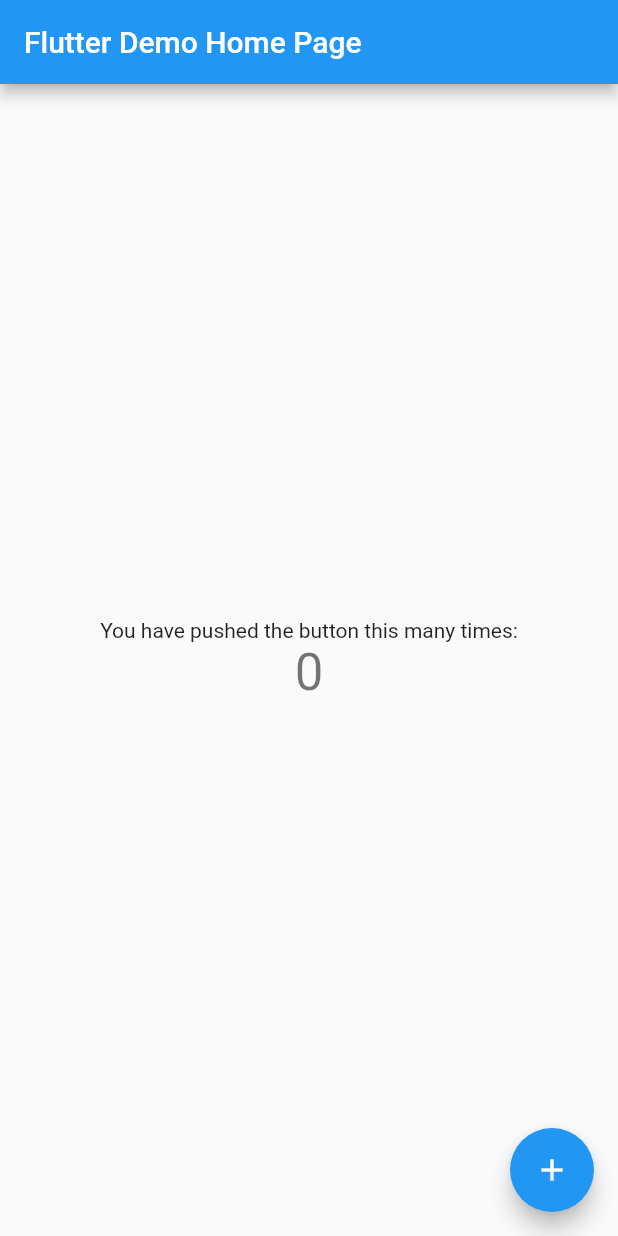
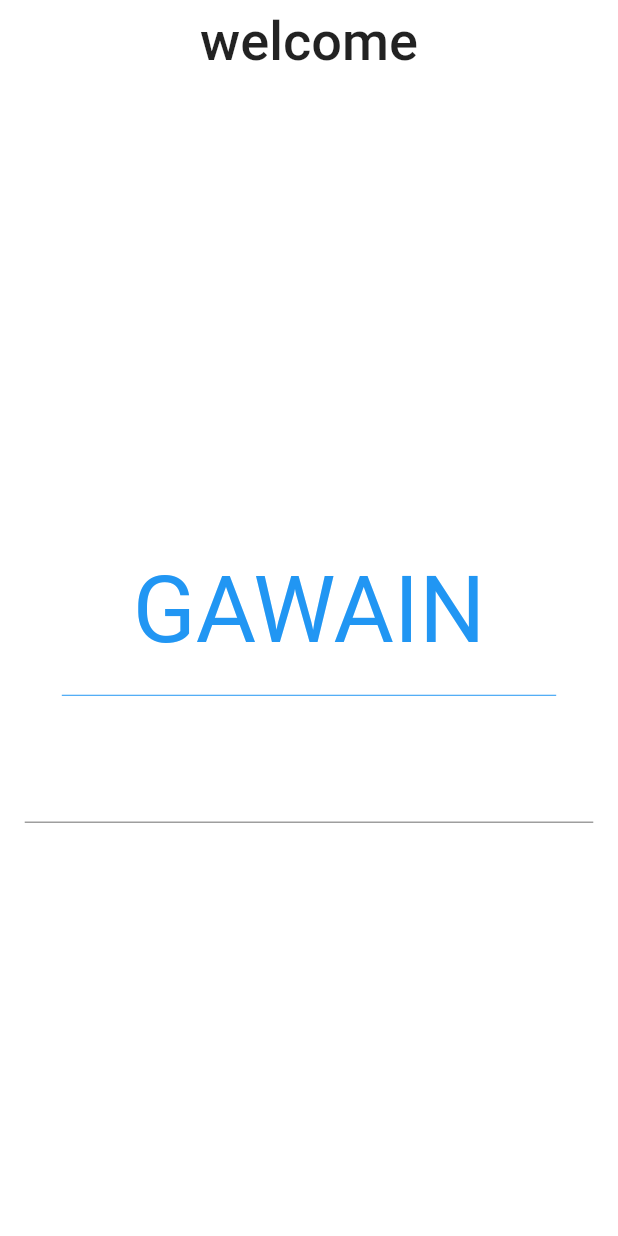
Before and after one commit to Damanotra/bangkitapps, a Flutter app: the screen it shows after launch, on a phone screen of 412 x 824 dp. Run offline on Flutter 3.47's test engine with Material 2 defaults, Android fonts, the phone set to English and light mode, and no system bars; our stand-ins replace get_it.

Commit message:
rebuild progress 1

```diff
--- a/lib/app.dart
+++ b/lib/app.dart
@@ -1,11 +1,28 @@
+import 'package:datingapps/router.dart';
 import 'package:flutter/material.dart';
 
-class DatingApps extends StatelessWidget {
-  // This widget is the root of your application.
+class DatingApps extends StatefulWidget {
+  @override
+  _DatingAppsState createState() => _DatingAppsState();
+}
+
+class _DatingAppsState extends State<DatingApps> {
+
+  @override
+  void initState() {
+    super.initState();
+  }
+
+  @override
+  void dispose() {
+    super.dispose();
+  }
+
   @override
   Widget build(BuildContext context) {
     return MaterialApp(
-      title: 'Flutter Demo',
+      title: 'DatingApps',
+      initialRoute: '/',
       theme: ThemeData(
         // This is the theme of your application.
         //
@@ -16,98 +33,24 @@ class DatingApps extends StatelessWidget {
         // or simply save your changes to "hot reload" in a Flutter IDE).
         // Notice that the counter didn't reset back to zero; the application
         // is not restarted.
-        primarySwatch: Colors.blue,
-        // This makes the visual density adapt to the platform that you run
-        // the app on. For desktop platforms, the controls will be smaller and
-        // closer together (more dense) than on mobile platforms.
-        visualDensity: VisualDensity.adaptivePlatformDensity,
+          primarySwatch: MaterialColor(0xFFFF9717,color),
+          primaryColor: Color(0xFFFF9717)
       ),
-      home: MyHomePage(title: 'Flutter Demo Home Page'),
+      onGenerateRoute: Router.generateRoute,
     );
   }
 }
 
-class MyHomePage extends StatefulWidget {
-  MyHomePage({Key key, this.title}) : super(key: key);
-
-  // This widget is the home page of your application. It is stateful, meaning
-  // that it has a State object (defined below) that contains fields that affect
-  // how it looks.
-
-  // This class is the configuration for the state. It holds the values (in this
-  // case the title) provided by the parent (in this case the App widget) and
-  // used by the build method of the State. Fields in a Widget subclass are
-  // always marked "final".
-
-  final String title;
-
-  @override
-  _MyHomePageState createState() => _MyHomePageState();
-}
-
-class _MyHomePageState extends State<MyHomePage> {
-  int _counter = 0;
-
-  void _incrementCounter() {
-    setState(() {
-      // This call to setState tells the Flutter framework that something has
-      // changed in this State, which causes it to rerun the build method below
-      // so that the display can reflect the updated values. If we changed
-      // _counter without calling setState(), then the build method would not be
-      // called again, and so nothing would appear to happen.
-      _counter++;
-    });
-  }
-
-  @override
-  Widget build(BuildContext context) {
-    // This method is rerun every time setState is called, for instance as done
-    // by the _incrementCounter method above.
-    //
-    // The Flutter framework has been optimized to make rerunning build methods
-    // fast, so that you can just rebuild anything that needs updating rather
-    // than having to individually change instances of widgets.
-    return Scaffold(
-      appBar: AppBar(
-        // Here we take the value from the MyHomePage object that was created by
-        // the App.build method, and use it to set our appbar title.
-        title: Text(widget.title),
-      ),
-      body: Center(
-        // Center is a layout widget. It takes a single child and positions it
-        // in the middle of the parent.
-        child: Column(
-          // Column is also a layout widget. It takes a list of children and
-          // arranges them vertically. By default, it sizes itself to fit its
-          // children horizontally, and tries to be as tall as its parent.
-          //
-          // Invoke "debug painting" (press "p" in the console, choose the
-          // "Toggle Debug Paint" action from the Flutter Inspector in Android
-          // Studio, or the "Toggle Debug Paint" command in Visual Studio Code)
-          // to see the wireframe for each widget.
-          //
-          // Column has various properties to control how it sizes itself and
-          // how it positions its children. Here we use mainAxisAlignment to
-          // center the children vertically; the main axis here is the vertical
-          // axis because Columns are vertical (the cross axis would be
-          // horizontal).
-          mainAxisAlignment: MainAxisAlignment.center,
-          children: <Widget>[
-            Text(
-              'You have pushed the button this many times:',
-            ),
-            Text(
-              '$_counter',
-              style: Theme.of(context).textTheme.headline4,
-            ),
-          ],
-        ),
-      ),
-      floatingActionButton: FloatingActionButton(
-        onPressed: _incrementCounter,
-        tooltip: 'Increment',
-        child: Icon(Icons.add),
-      ), // This trailing comma makes auto-formatting nicer for build methods.
-    );
-  }
-}
+Map<int, Color> color =
+{
+  50:Color.fromRGBO(100,59,9, .1),
+  100:Color.fromRGBO(100,59,9, .2),
+  200:Color.fromRGBO(100,59,9, .3),
+  300:Color.fromRGBO(100,59,9, .4),
+  400:Color.fromRGBO(100,59,9, .5),
+  500:Color.fromRGBO(100,59,9, .6),
+  600:Color.fromRGBO(100,59,9, .7),
+  700:Color.fromRGBO(100,59,9, .8),
+  800:Color.fromRGBO(100,59,9, .9),
+  900:Color.fromRGBO(100,59,9, 1),
+};
--- /dev/null
+++ b/lib/router.dart
@@ -0,0 +1,16 @@
+import 'package:datingapps/ui/screen/login/login.dart';
+import 'package:flutter/cupertino.dart';
+import 'package:flutter/material.dart';
+
+class Router {
+  static Route<dynamic> generateRoute(RouteSettings settings) {
+    switch (settings.name) {
+      case '/':
+        return MaterialPageRoute(
+          builder: (_)=>LoginScreen(),
+        );
+        break;
+      default:
+    }
+  }
+}
--- /dev/null
+++ b/lib/ui/screen/login/login.dart
@@ -0,0 +1,108 @@
+import 'package:datingapps/ui/widget/loginform.dart';
+import 'package:flutter/material.dart';
+
+class LoginScreen extends StatelessWidget {
+  // This widget is the root of your application.
+  @override
+  Widget build(BuildContext context) {
+    Size size = MediaQuery.of(context).size;
+
+    return Scaffold(
+      appBar: AppBar(
+        title: Text(
+            "welcome",
+            style: TextStyle(fontSize: 36.0)
+        ),
+        centerTitle: true,
+        backgroundColor: Colors.white,
+        elevation: 0,
+      ),
+      body: LoginForm()
+    );
+  }
+}
+
+class MyHomePage extends StatefulWidget {
+  MyHomePage({Key key, this.title}) : super(key: key);
+
+  // This widget is the home page of your application. It is stateful, meaning
+  // that it has a State object (defined below) that contains fields that affect
+  // how it looks.
+
+  // This class is the configuration for the state. It holds the values (in this
+  // case the title) provided by the parent (in this case the App widget) and
+  // used by the build method of the State. Fields in a Widget subclass are
+  // always marked "final".
+
+  final String title;
+
+  @override
+  _MyHomePageState createState() => _MyHomePageState();
+}
+
+class _MyHomePageState extends State<MyHomePage> {
+  int _counter = 0;
+
+  void _incrementCounter() {
+    setState(() {
+      // This call to setState tells the Flutter framework that something has
+      // changed in this State, which causes it to rerun the build method below
+      // so that the display can reflect the updated values. If we changed
+      // _counter without calling setState(), then the build method would not be
+      // called again, and so nothing would appear to happen.
+      _counter++;
+    });
+  }
+
+  @override
+  Widget build(BuildContext context) {
+    // This method is rerun every time setState is called, for instance as done
+    // by the _incrementCounter method above.
+    //
+    // The Flutter framework has been optimized to make rerunning build methods
+    // fast, so that you can just rebuild anything that needs updating rather
+    // than having to individually change instances of widgets.
+    return Scaffold(
+      appBar: AppBar(
+        // Here we take the value from the MyHomePage object that was created by
+        // the App.build method, and use it to set our appbar title.
+        title: Text(widget.title),
+      ),
+      body: Center(
+        // Center is a layout widget. It takes a single child and positions it
+        // in the middle of the parent.
+        child: Column(
+          // Column is also a layout widget. It takes a list of children and
+          // arranges them vertically. By default, it sizes itself to fit its
+          // children horizontally, and tries to be as tall as its parent.
+          //
+          // Invoke "debug painting" (press "p" in the console, choose the
+          // "Toggle Debug Paint" action from the Flutter Inspector in Android
+          // Studio, or the "Toggle Debug Paint" command in Visual Studio Code)
+          // to see the wireframe for each widget.
+          //
+          // Column has various properties to control how it sizes itself and
+          // how it positions its children. Here we use mainAxisAlignment to
+          // center the children vertically; the main axis here is the vertical
+          // axis because Columns are vertical (the cross axis would be
+          // horizontal).
+          mainAxisAlignment: MainAxisAlignment.center,
+          children: <Widget>[
+            Text(
+              'You have pushed the button this many times:',
+            ),
+            Text(
+              '$_counter',
+              style: Theme.of(context).textTheme.headline4,
+            ),
+          ],
+        ),
+      ),
+      floatingActionButton: FloatingActionButton(
+        onPressed: _incrementCounter,
+        tooltip: 'Increment',
+        child: Icon(Icons.add),
+      ), // This trailing comma makes auto-formatting nicer for build methods.
+    );
+  }
+}
--- /dev/null
+++ b/lib/ui/widget/loginform.dart
@@ -0,0 +1,44 @@
+import 'package:flutter/cupertino.dart';
+import 'package:flutter/material.dart';
+
+class LoginForm extends StatefulWidget {
+  @override
+  _LoginFormState createState() => _LoginFormState();
+}
+
+class _LoginFormState extends State<LoginForm>{
+  @override
+  Widget build(BuildContext context) {
+    // TODO: implement build
+    Size size = MediaQuery.of(context).size;
+
+    return SingleChildScrollView(
+      child: Container(
+        width: size.width,
+        height: size.height,
+        color: Colors.white,
+        child: Column(
+          mainAxisAlignment: MainAxisAlignment.center,
+          crossAxisAlignment: CrossAxisAlignment.center,
+          children: <Widget>[
+            Center(
+              child: Text(
+                "GAWAIN",
+                style: TextStyle(fontSize: size.width*0.15,color: Colors.blue),
+              ),
+            ),
+            Container(
+              width: size.width*0.8,
+              child: Divider(height: size.height*0.05,color: Colors.blue),
+            ),
+            Padding(
+                padding: EdgeInsets.all(size.height * 0.02),
+                child: TextFormField()
+            )
+          ],
+        ),
+      ),
+    );
+  }
+
+}
```
